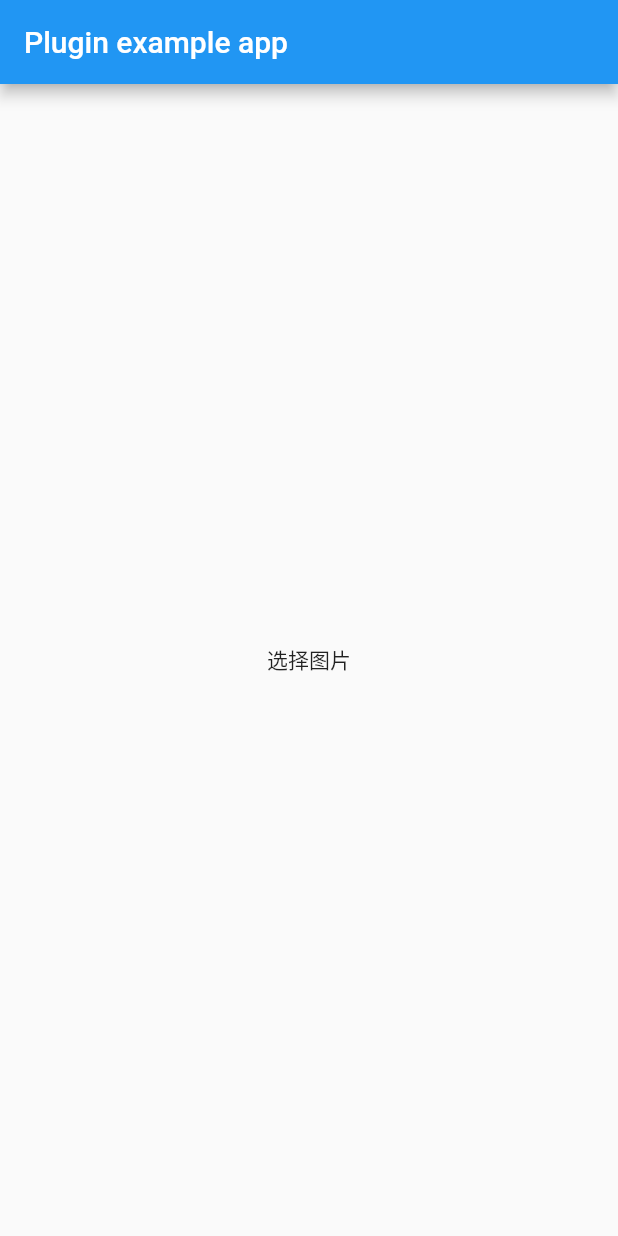
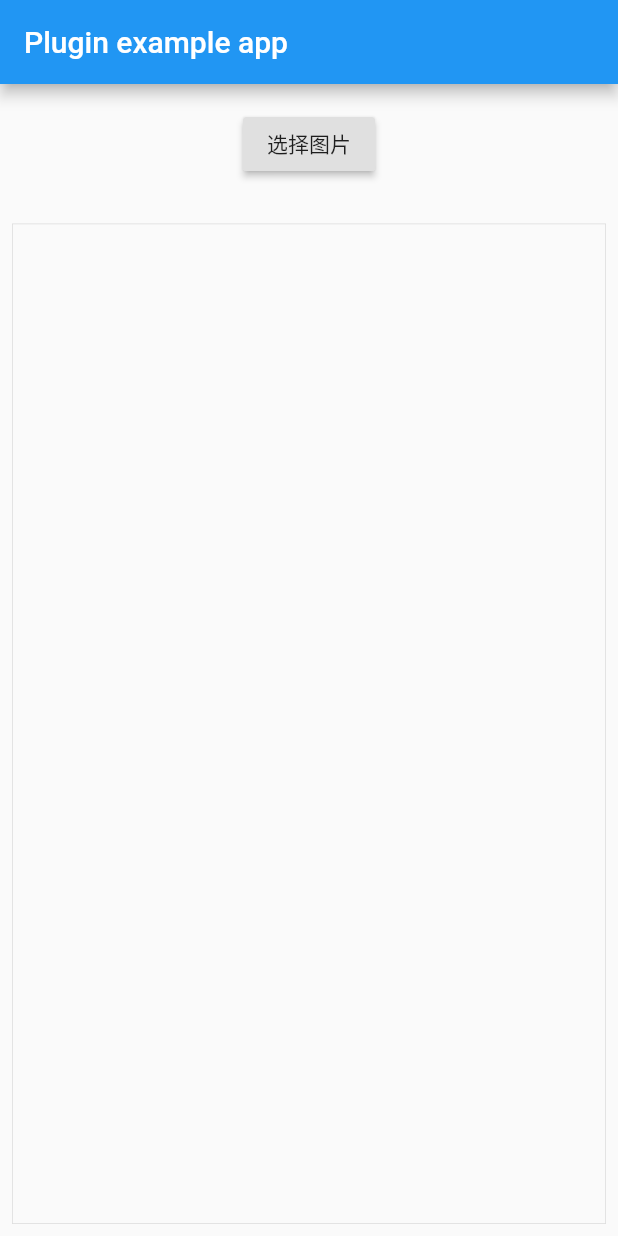
Before and after one commit to yangyxd/image_jpeg, a Flutter app: the screen it shows after launch, after a tap on "选择图片", on a phone screen of 412 x 824 dp. Run offline on Flutter 3.47's test engine with Material 2 defaults, Android fonts, the light colour scheme and no system bars; our stand-ins replace image_picker.

Commit message:
增加 getImgInfo 接口

```diff
--- a/example/lib/main.dart
+++ b/example/lib/main.dart
@@ -15,7 +15,8 @@ class MyApp extends StatefulWidget {
 }
 
 class _MyAppState extends State<MyApp> {
-  String _platformVersion = 'Unknown';
+  String _hintMsg = '';
+  String _newfile;
 
   @override
   void initState() {
@@ -30,11 +31,38 @@ class _MyAppState extends State<MyApp> {
           title: const Text('Plugin example app'),
         ),
         body: new Center(
-          child: InkWell(
-            child: Text('选择图片'),
-            onTap: () {
-              _selectImage();
-            },
+          child: Column(
+            mainAxisSize: MainAxisSize.min,
+            children: <Widget>[
+              SizedBox(height: 16.0),
+              RaisedButton(onPressed: () {
+                _selectImage();
+              }, child: Text('选择图片')),
+              SizedBox(height: 8.0),
+              Text("$_hintMsg", style: TextStyle(
+                color: Colors.black,
+                fontSize: 11.0,
+                fontWeight: FontWeight.w300,
+                shadows: [
+                  Shadow(blurRadius: 4.0),
+                ]
+              )),
+              Expanded(
+                child: Container(
+                  margin: const EdgeInsets.all(8.0),
+                  width: double.infinity,
+                  child: _newfile == null ? null : Image.file(
+                    File(_newfile),
+                  ),
+                  decoration: BoxDecoration(
+                      border: Border.all(
+                        color: Colors.black12,
+                        width: 0.5,
+                      )
+                  ),
+                ),
+              )
+            ],
           ),
         ),
       ),
@@ -52,16 +80,29 @@ class _MyAppState extends State<MyApp> {
     String newfile = null;
     //print("newfile: " + newfile);
     print("srcfile: " + imageFile.path);
-    newfile = await ImageJpeg.encodeJpeg(imageFile.path, newfile, 70, 1920, 1920);
+    var t = new DateTime.now().millisecondsSinceEpoch;
+    newfile = await ImageJpeg.encodeJpeg(imageFile.path, newfile, 65, 1360, 1360);
+    var t2 = new DateTime.now().millisecondsSinceEpoch;
     if (newfile == null || newfile.isEmpty) {
-      print("无效的图像文件");
+      updateMsg("无效的图像文件");
     } else {
-      File f = new File(newfile);
-      print("newfile: " + newfile);
-      print("原文件大小: ${getRollupSize(imageFile.lengthSync())}, 新文件大小: ${getRollupSize(f.lengthSync())}");
+      _newfile = newfile;
+      var sv = await ImageJpeg.getInfo(imageFile.path);
+      var nv = await ImageJpeg.getInfo(newfile);
+      if (sv != null) {
+        updateMsg("newfile: " + newfile);
+        updateMsg("用时: ${t2 - t}ms \n原文件: ${getRollupSize(sv.size)}, ${sv.width}*${sv.height} \n新文件: ${getRollupSize(nv.size)}, ${nv.width}*${nv.height} \n压缩率: ${(nv.size / sv.size * 100).toStringAsFixed(2)}%");
+      }
+      //f.delete();
     }
   }
 
+  void updateMsg(final String msg) {
+    print(msg);
+    setState(() {
+      _hintMsg = msg;
+    });
+  }
 
   static const RollupSize_Units = ["GB", "MB", "KB", "B"];
   /// 返回文件大小字符串
--- a/lib/image_jpeg.dart
+++ b/lib/image_jpeg.dart
@@ -4,7 +4,6 @@ import 'package:flutter/services.dart';
 
 class ImageJpeg {
   static const MethodChannel _channel = const MethodChannel('image_jpeg');
-
 
   static Future<String> encodeJpeg(String srcPath, String targetPath, int quality, int maxWidth, int maxHeight) async {
     final Map<String, dynamic> params = <String, dynamic> {
@@ -18,4 +17,29 @@ class ImageJpeg {
     return result;
   }
 
+  static Future<ImageInfo> getInfo(String imageFile) async {
+    Object map = await _channel.invokeMethod("getImgInfo", <String, dynamic> {
+      'imageFile': imageFile,
+    });
+    if (map != null && map is Map) {
+      return new ImageInfo(width: map['width'] ?? 0,
+        height: map['height'] ?? 0,
+        size: map['size'] ?? 0,
+        lastModified: map['lastModified'] ?? 0,
+        error: map['error'],
+      );
+    }
+    return null;
+  }
+
 }
+
+/// 图像信息
+class ImageInfo {
+  final int width;
+  final int height;
+  final int size;
+  final int lastModified;
+  final String error;
+  const ImageInfo({this.width, this.height, this.size, this.lastModified, this.error});
+}
--- a/pubspec.yaml
+++ b/pubspec.yaml
@@ -1,6 +1,6 @@
 name: image_jpeg
 description: Flutter plugin image encode jpeg.
-version: 0.0.4
+version: 1.0.0
 author: yangyxd <yangyxd@126.com>
 homepage: https://github.com/yangyxd/image_jpeg
 
```
Also changed, not shown: 3 other files.
